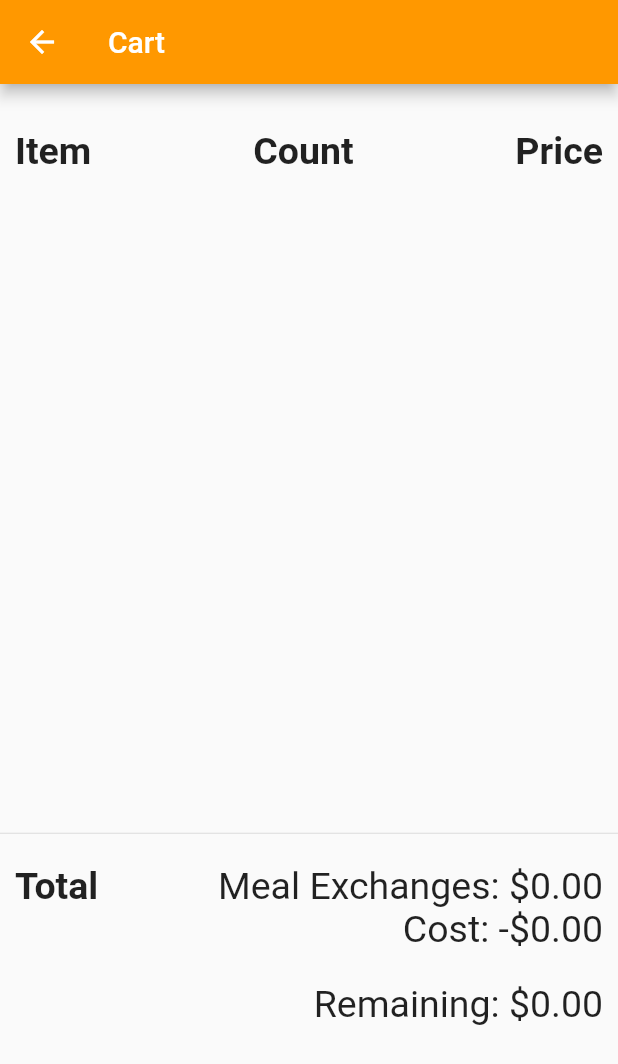
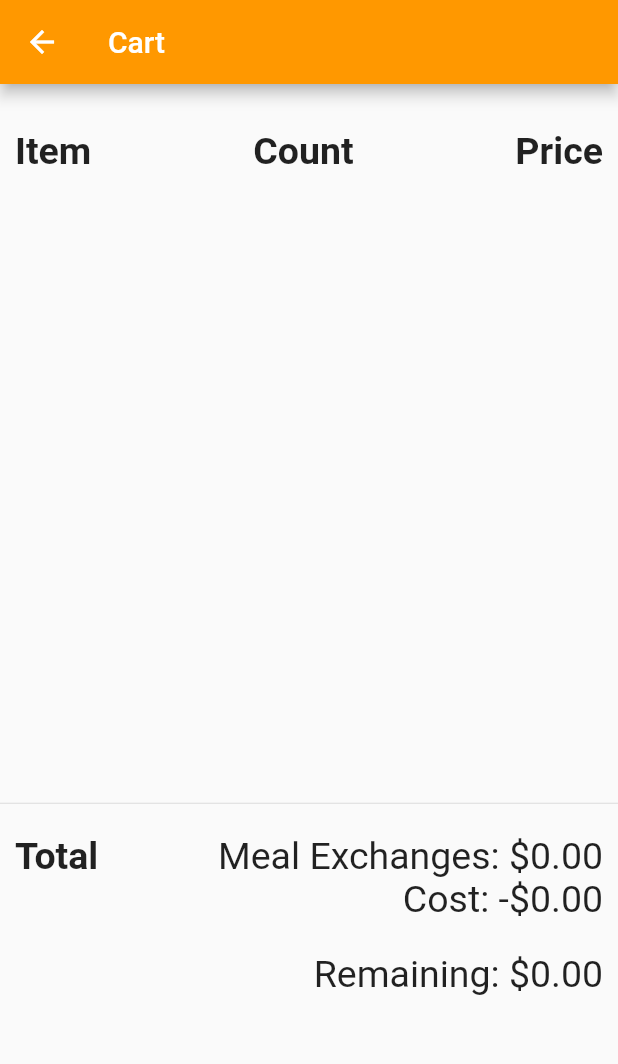
Before and after one commit to DevanTurtle7/clayHack2020, a Flutter app: the CartPage screen opened directly with empty values, on a phone screen of 412 x 824 dp. Shown: the top 1064 px of the screen. Run offline on Flutter 3.47's test engine with Material 2 defaults, Android fonts, the phone set to English and light mode, and no system bars.

Commit message:
made small change to padding

```diff
--- a/clay_hack/lib/main.dart
+++ b/clay_hack/lib/main.dart
@@ -282,7 +282,7 @@ class CartPageState extends State<CartPage> {
           children: [
             Padding(
                 padding:
-                    EdgeInsets.only(left: 10, right: 10, top: 30, bottom: 30),
+                    EdgeInsets.only(left: 10, right: 10, top: 30, bottom: 10),
                 child: Row(
                     mainAxisAlignment: MainAxisAlignment.spaceBetween,
                     children: [
```
